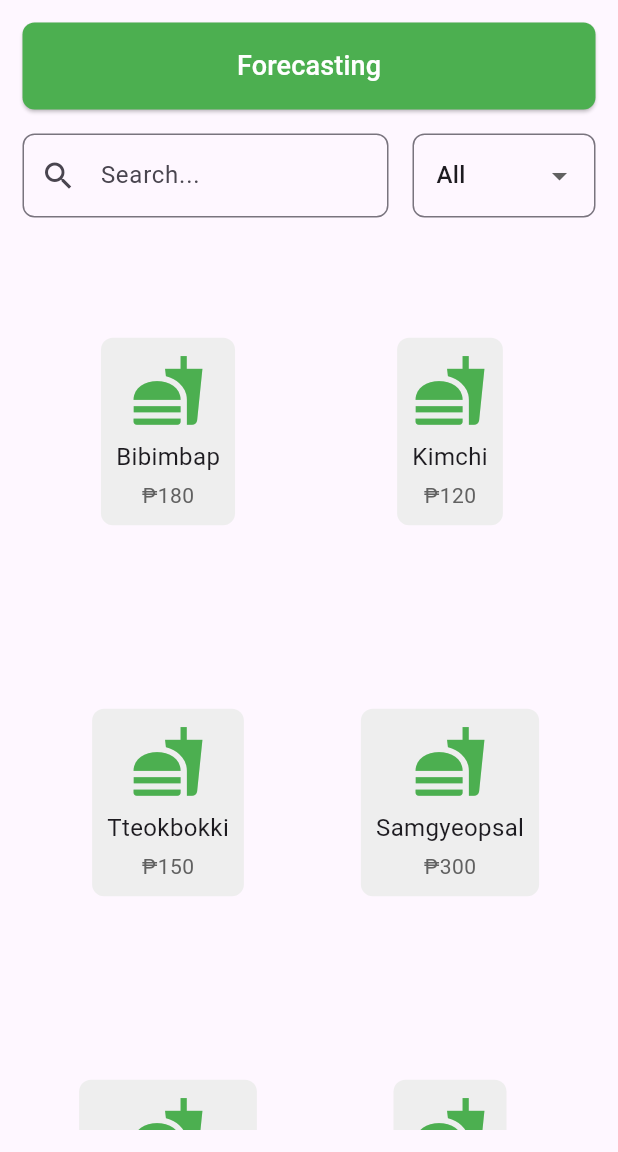
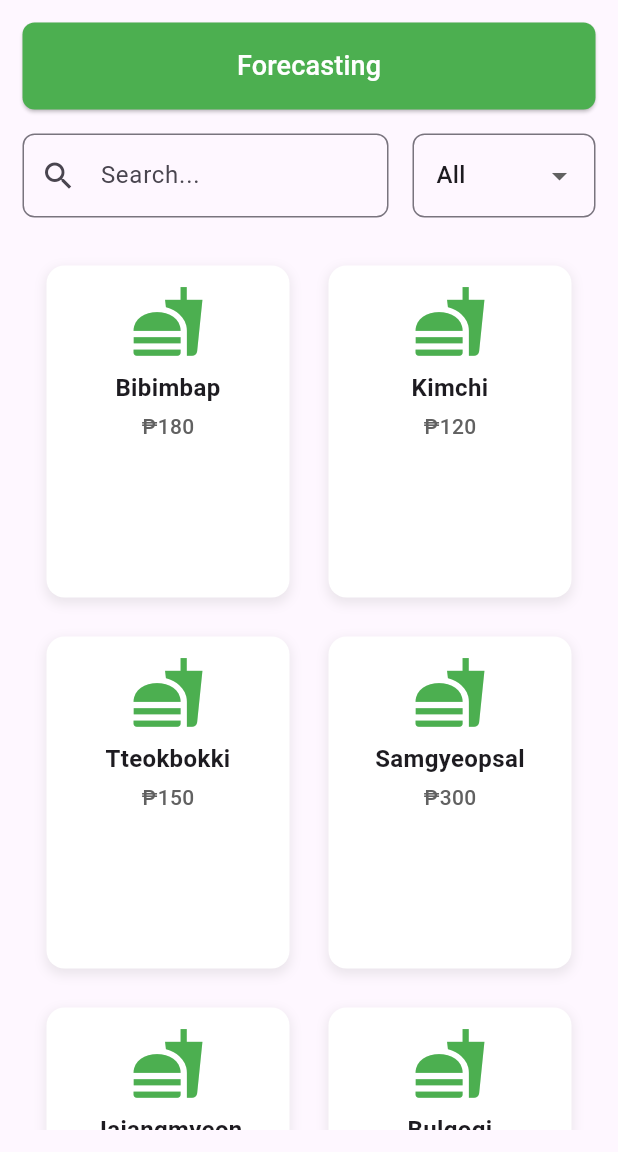
Before and after one commit to hiimquinnix/Salespro, a Flutter app: the screen it shows once a user with an empty profile is signed in, on a phone screen of 412 x 824 dp, the part 84-1236 px from its top. Run offline on Flutter 3.47's test engine with Material 3 defaults, Android fonts, the phone set to English and light mode, and no system bars; our stand-ins replace cloud_firestore, firebase_auth, firebase_core; accounts and stored records are empty.

Commit message:
first commit

```diff
--- a/lib/pages/home_page.dart
+++ b/lib/pages/home_page.dart
@@ -65,9 +65,6 @@ class _HomePageState extends State<HomePage> {
               );
             },
           ),
-
-
-
         ],
       ),
       drawer: Drawer(
@@ -165,7 +162,8 @@ class _HomePageState extends State<HomePage> {
                   child: ElevatedButton(
                     style: ElevatedButton.styleFrom(
                       backgroundColor: Colors.green, // Button color
-                      padding: EdgeInsets.symmetric(vertical: 16.0), // Button height
+                      padding:
+                          EdgeInsets.symmetric(vertical: 16.0), // Button height
                       shape: RoundedRectangleBorder(
                         borderRadius: BorderRadius.circular(8.0),
                       ),
@@ -244,31 +242,61 @@ class _HomePageState extends State<HomePage> {
                     itemName: "Bibimbap",
                     price: 180,
                     onItemSelect: addItemToCheckout,
+                    onItemRemoved: (itemName) {
+                      setState(() {
+                        selectedItems.remove(itemName);
+                      });
+                    },
                   ),
                   POSItem(
                     itemName: "Kimchi",
                     price: 120,
                     onItemSelect: addItemToCheckout,
+                    onItemRemoved: (itemName) {
+                      setState(() {
+                        selectedItems.remove(itemName);
+                      });
+                    },
                   ),
                   POSItem(
                     itemName: "Tteokbokki",
                     price: 150,
                     onItemSelect: addItemToCheckout,
+                    onItemRemoved: (itemName) {
+                      setState(() {
+                        selectedItems.remove(itemName);
+                      });
+                    },
                   ),
                   POSItem(
                     itemName: "Samgyeopsal",
                     price: 300,
                     onItemSelect: addItemToCheckout,
+                    onItemRemoved: (itemName) {
+                      setState(() {
+                        selectedItems.remove(itemName);
+                      });
+                    },
                   ),
                   POSItem(
                     itemName: "Jajangmyeon",
                     price: 200,
                     onItemSelect: addItemToCheckout,
+                    onItemRemoved: (itemName) {
+                      setState(() {
+                        selectedItems.remove(itemName);
+                      });
+                    },
                   ),
                   POSItem(
                     itemName: "Bulgogi",
                     price: 250,
                     onItemSelect: addItemToCheckout,
+                    onItemRemoved: (itemName) {
+                      setState(() {
+                        selectedItems.remove(itemName);
+                      });
+                    },
                   ),
                 ],
               ),
@@ -285,12 +313,14 @@ class POSItem extends StatefulWidget {
   final String itemName;
   final double price;
   final void Function(String itemName, int quantity) onItemSelect;
+  final void Function(String itemName) onItemRemoved;
 
   const POSItem({
     Key? key,
     required this.itemName,
     required this.price,
     required this.onItemSelect,
+    required this.onItemRemoved,
   }) : super(key: key);
 
   @override
@@ -307,45 +337,103 @@ class _POSItemState extends State<POSItem> {
     widget.onItemSelect(widget.itemName, quantity);
   }
 
+  void decrementQuantity() {
+    if (quantity > 0) {
+      setState(() {
+        quantity--;
+        if (quantity == 0) {
+          widget.onItemRemoved(widget.itemName);
+        }
+      });
+      widget.onItemSelect(widget.itemName, quantity);
+    }
+  }
+
   @override
   Widget build(BuildContext context) {
     return GestureDetector(
       onTap: incrementQuantity,
+      child: Container(
+        margin: EdgeInsets.all(8.0),
+        decoration: BoxDecoration(
+          color: Colors.white,
+          borderRadius: BorderRadius.circular(12.0),
+          boxShadow: [
+            BoxShadow(
+              color: Colors.grey.withOpacity(0.2),
+              blurRadius: 6.0,
+              spreadRadius: 1.0,
+              offset: Offset(0, 3), // Changes position of shadow
+            ),
+          ],
+        ),
         child: Stack(
-        alignment: Alignment.center,
+          alignment: Alignment.topCenter,
+          children: [
+            Column(
+              mainAxisSize: MainAxisSize.min,
               children: [
                 Container(
-            decoration: BoxDecoration(
-              color: Colors.grey[200],
-              borderRadius: BorderRadius.circular(8.0),
-            ),
-            padding: EdgeInsets.all(10.0),
+                  padding: EdgeInsets.all(12.0),
                   child: Column(
-              mainAxisSize: MainAxisSize.min,
                     children: [
                       Icon(Icons.fastfood, size: 50, color: Colors.green),
                       SizedBox(height: 8),
-                Text(widget.itemName, style: TextStyle(fontSize: 16)),
+                      Text(
+                        widget.itemName,
+                        style: TextStyle(
+                          fontSize: 16,
+                          fontWeight: FontWeight.w600,
+                        ),
+                        textAlign: TextAlign.center,
+                      ),
                       SizedBox(height: 4),
-                Text("₱${widget.price.toStringAsFixed(0)}",
-                    style: TextStyle(fontSize: 14, color: Colors.grey[700])),
+                      Text(
+                        "₱${widget.price.toStringAsFixed(0)}",
+                        style: TextStyle(
+                          fontSize: 14,
+                          fontWeight: FontWeight.w500,
+                          color: Colors.grey[700],
+                        ),
+                      ),
                     ],
                   ),
                 ),
                 if (quantity > 0)
+                  Container(
+                    decoration: BoxDecoration(
+                      color: Colors.green,
+                      borderRadius: BorderRadius.vertical(
+                        bottom: Radius.circular(12.0),
+                      ),
+                    ),
+                    padding: EdgeInsets.symmetric(vertical: 8.0),
+                    child: Text(
+                      'Qty: $quantity',
+                      style: TextStyle(
+                        color: Colors.white,
+                        fontSize: 14,
+                      ),
+                    ),
+                  ),
+              ],
+            ),
             Positioned(
-              top: 8,
-              right: 8,
-              child: CircleAvatar(
+              top: 10,
+              right: 10,
+              child: quantity > 0
+                  ? CircleAvatar(
                       backgroundColor: Colors.green,
                       radius: 12,
                       child: Text(
                         quantity.toString(),
                         style: TextStyle(color: Colors.white, fontSize: 12),
                       ),
-              ),
+                    )
+                  : SizedBox.shrink(),
             ),
           ],
+        ),
       ),
     );
   }
```
Lines whose indentation alone changed are shown as unchanged.
